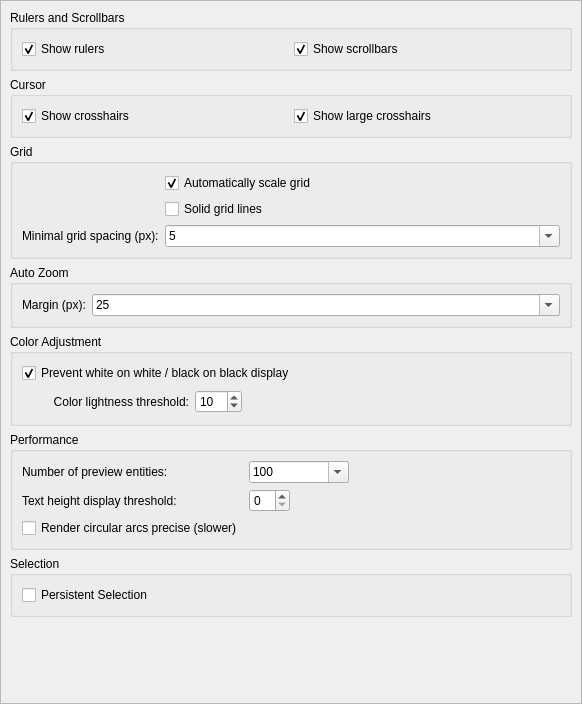
Old version of the form scripts/Edit/AppPreferences/GraphicsViewPreferences/PreferencesPage.ui in the repository qcad/qcad.
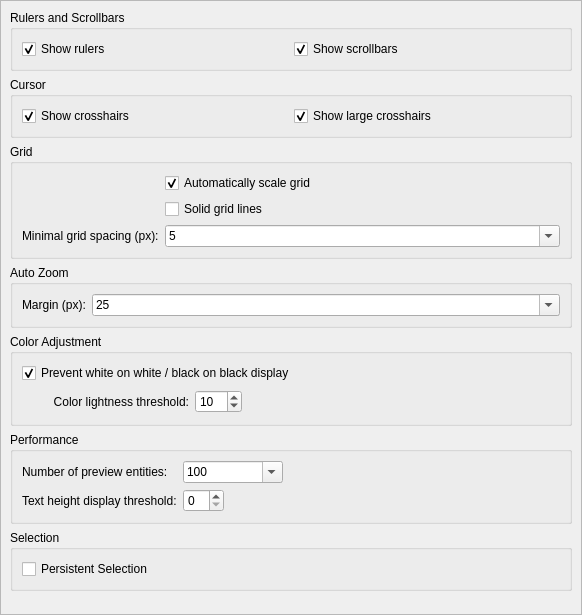
New version of the form.

Commit message: remove obsolete preference

```diff
--- a/scripts/Edit/AppPreferences/GraphicsViewPreferences/PreferencesPage.ui
+++ b/scripts/Edit/AppPreferences/GraphicsViewPreferences/PreferencesPage.ui
@@ -7,7 +7,7 @@
     <x>0</x>
     <y>0</y>
     <width>582</width>
-    <height>704</height>
+    <height>615</height>
    </rect>
   </property>
   <property name="windowTitle">
@@ -22,7 +22,7 @@
      <x>0</x>
      <y>0</y>
      <width>580</width>
-     <height>702</height>
+     <height>613</height>
     </rect>
    </property>
    <layout class="QVBoxLayout" name="verticalLayout">
@@ -379,13 +379,6 @@
        <item row="1" column="1">
         <widget class="QSpinBox" name="TextHeightThreshold"/>
        </item>
-       <item row="2" column="0">
-        <widget class="QCheckBox" name="RenderArcsPrecise">
-         <property name="text">
-          <string>Render circular arcs precise (slower)</string>
-         </property>
-        </widget>
-       </item>
       </layout>
      </widget>
     </item>
```
